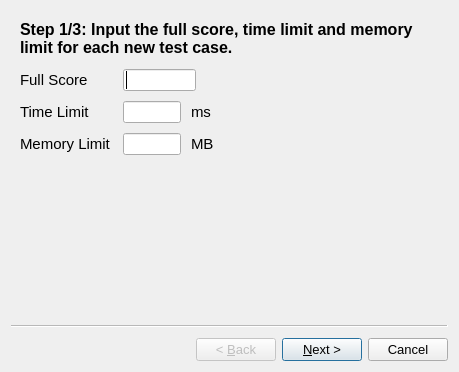
Above: forms/addtestcaseswizard.ui from Project-LemonLime/Project_LemonLime before the change. Below: the same form after it.
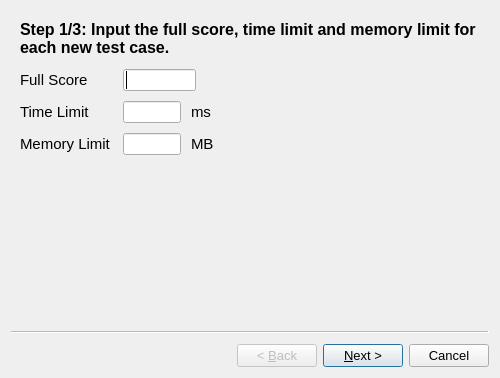
That is the form after the change. Icons and pictures are not drawn.

```diff
--- a/forms/addtestcaseswizard.ui
+++ b/forms/addtestcaseswizard.ui
@@ -6,8 +6,8 @@
    <rect>
     <x>0</x>
     <y>0</y>
-    <width>459</width>
-    <height>372</height>
+    <width>500</width>
+    <height>378</height>
    </rect>
   </property>
   <property name="minimumSize">
```
